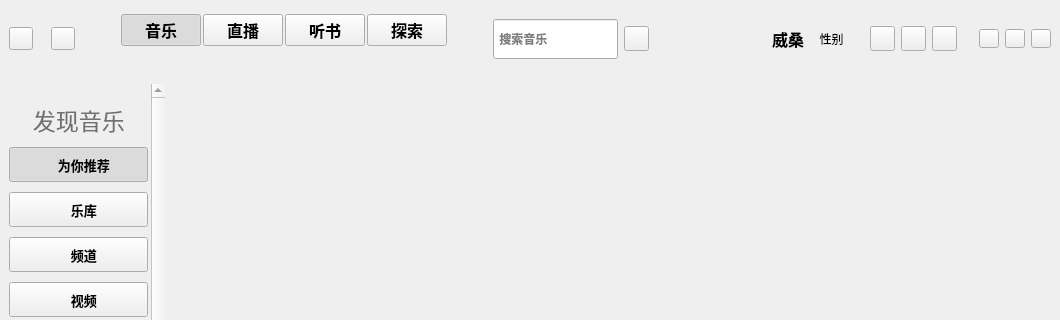
First picture: the form in KuGouStart/KuGouApp.ui, repository a-mo-xi-wei/Qt-KuGouAppClient, before the edit; both pictures show x 0 to 1060 and y 0 to 320 of the 1060 by 735 pixel window.
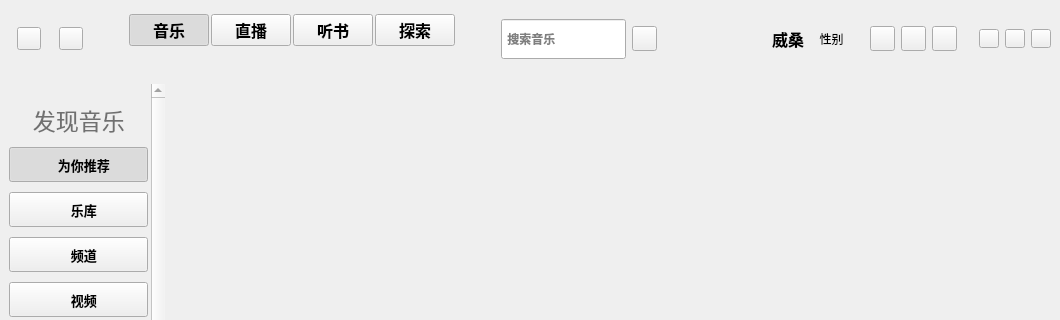
Second picture: the form after the edit. Custom widgets are drawn as their Qt base class.

Commit message: 直播界面样式待完善

What changed in the file:
```diff
--- a/KuGouStart/KuGouApp.ui
+++ b/KuGouStart/KuGouApp.ui
@@ -56,6 +56,9 @@
       <bool>false</bool>
      </property>
      <layout class="QHBoxLayout" name="horizontalLayout_2">
+      <property name="leftMargin">
+       <number>17</number>
+      </property>
       <property name="topMargin">
        <number>12</number>
       </property>
```
Left out of the diff: 33 changed lines with no effect on the pictures. The commit also changes 2 other files.
